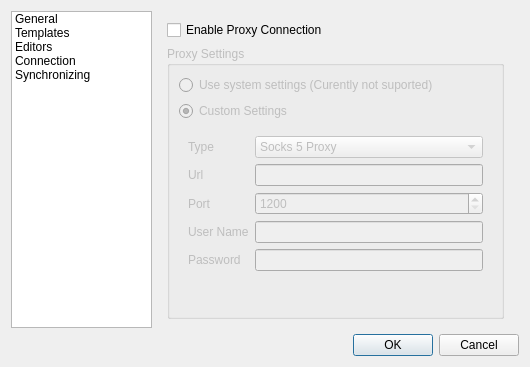
Qt form ui/settings.ui (pussbb/QHDA) before a commit.
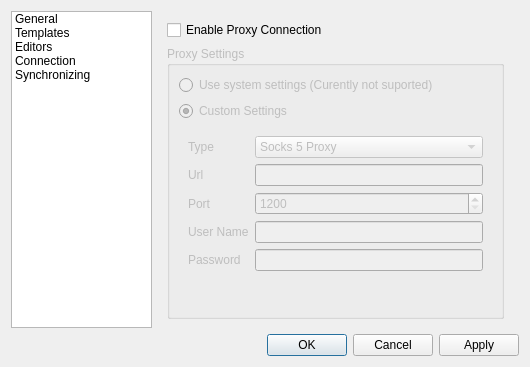
The same form after that commit. The open tabs and pages were chosen to show the change. Icons and pictures are not drawn.

What changed in the file:
```diff
--- a/ui/settings.ui
+++ b/ui/settings.ui
@@ -100,7 +100,7 @@
    <item row="2" column="0" colspan="3">
     <widget class="QDialogButtonBox" name="buttonBox">
      <property name="standardButtons">
-      <set>QDialogButtonBox::Cancel|QDialogButtonBox::Ok</set>
+      <set>QDialogButtonBox::Apply|QDialogButtonBox::Cancel|QDialogButtonBox::Ok</set>
      </property>
     </widget>
    </item>
```
Left out of the diff: 2 changed lines with no effect on the pictures.
